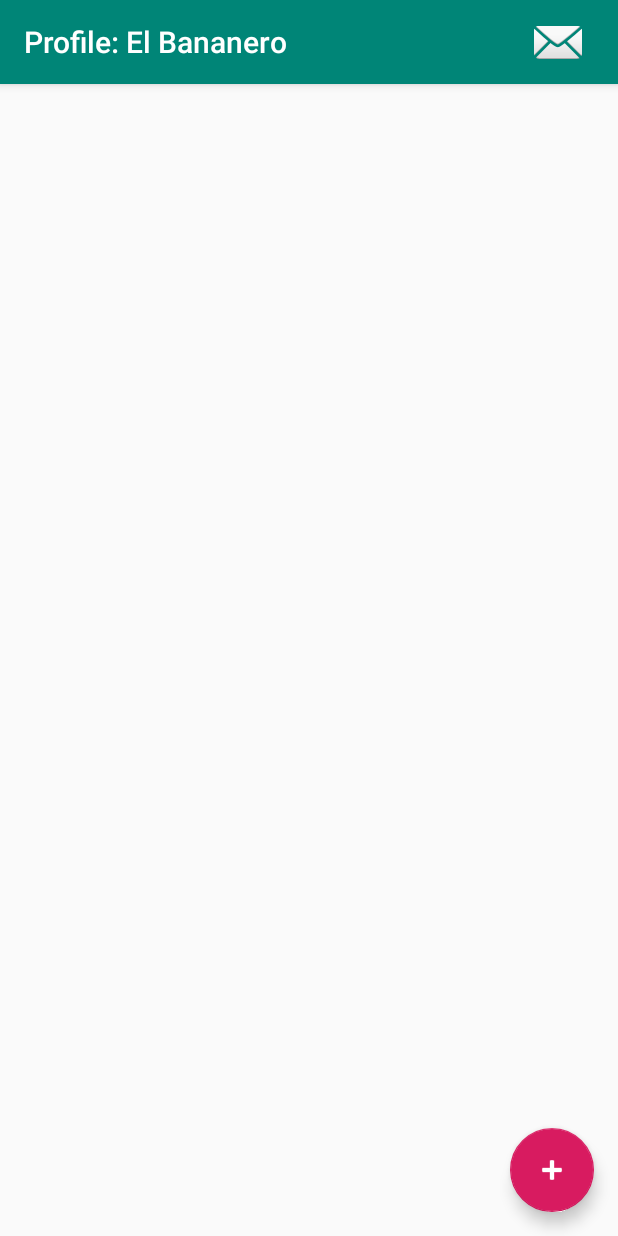
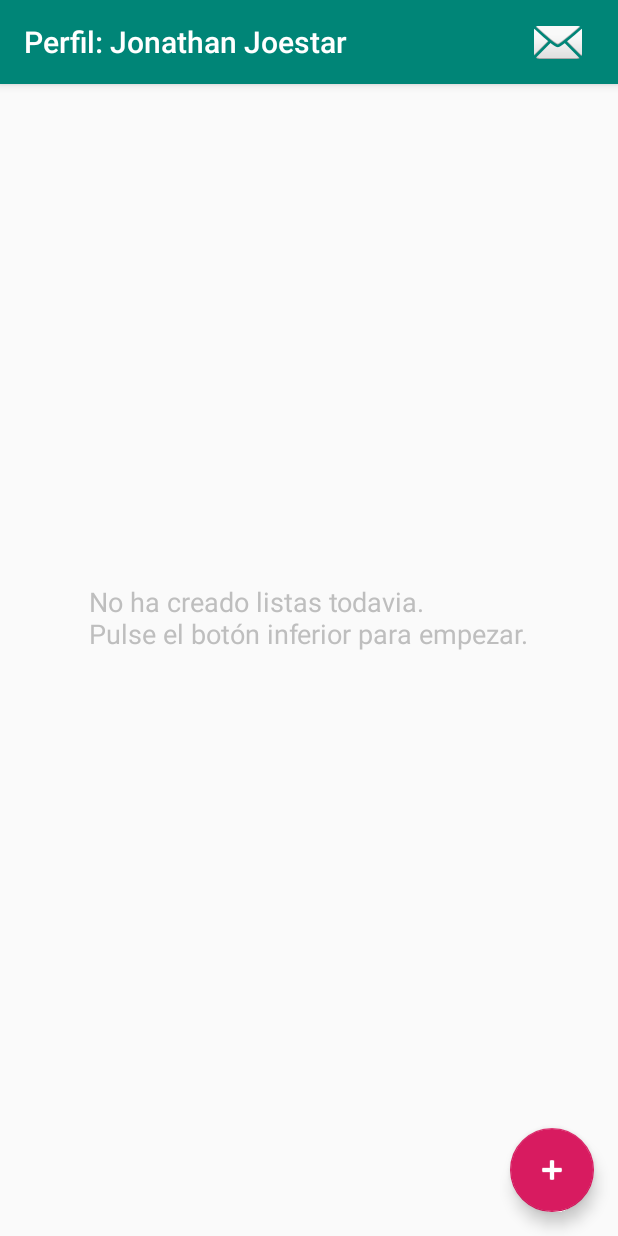
Before and after one commit to KaeTahr/Auto-Kart, an Android app: the screen it shows after launch (MainActivity), on a phone screen of 412 x 824 dp. Run offline under Robolectric (Android 15) with nearby library versions, the phone set to English and light mode, and no system bars.

Commit message:
Finished functionality for invitations, and list creation

```diff
--- a/app/src/main/java/com/example/auto_kartprototype/GroceryList.java
+++ b/app/src/main/java/com/example/auto_kartprototype/GroceryList.java
@@ -4,13 +4,14 @@ import java.util.ArrayList;
 public class GroceryList {
 
     public String listName;
-    public String authorName = "El Bananero";
+    public String authorName;
     public ArrayList<Grocery> items = new ArrayList<Grocery>();
 
 
     public GroceryList(String listName)
     {
         this.listName = listName;
+        this.authorName = MainActivity.User;
     }
 
     public GroceryList(String listName, String authorName)
--- a/app/src/main/java/com/example/auto_kartprototype/MainActivity.java
+++ b/app/src/main/java/com/example/auto_kartprototype/MainActivity.java
@@ -1,7 +1,9 @@
 package com.example.auto_kartprototype;
 
 import android.app.Activity;
+import android.app.AlertDialog;
 import android.content.Context;
+import android.content.DialogInterface;
 import android.content.Intent;
 import android.graphics.Canvas;
 import android.graphics.Color;
@@ -39,7 +41,7 @@ public class MainActivity extends AppCompatActivity {
     // list-ception
     // that was the most reddit thing i've said in a while please sign me up for a gas chamber
     public static ArrayList<GroceryList> List_GroceryLists = new ArrayList<GroceryList>();
-    private String User = "El Bananero";
+    public static String User = "Jonathan Joestar";
 
     static final int UPDATE_LIST_REQUEST = 1;
     static final int UPDATE_GROCERIES_REQUEST = 1;
@@ -47,6 +49,7 @@ public class MainActivity extends AppCompatActivity {
     RecyclerView list;
     RecyclerView.Adapter adapter;
     RecyclerView.LayoutManager lMan;
+    public static TextView emptyText;
 
 
 
@@ -55,7 +58,7 @@ public class MainActivity extends AppCompatActivity {
         super.onCreate(savedInstanceState);
         setContentView(R.layout.activity_main);
         Toolbar toolbar = findViewById(R.id.toolbar);
-        toolbar.setTitle("Profile: "+User);
+        toolbar.setTitle("Perfil: "+User);
         setSupportActionBar(toolbar);
 
         ImageView imgButton = (ImageView)findViewById(R.id.invitationButton);
@@ -76,7 +79,8 @@ public class MainActivity extends AppCompatActivity {
         //curUser.append(User);
 
         updateList();
-
+        ItemTouchHelper iTH = new ItemTouchHelper(new SwipeToDeleteThing((GroceryListAdapter) adapter));
+        iTH.attachToRecyclerView(list);
 
         FloatingActionButton btnNuevaLista = (FloatingActionButton) findViewById(R.id.fab);
         btnNuevaLista.setOnClickListener(new View.OnClickListener() {
@@ -108,6 +112,8 @@ public class MainActivity extends AppCompatActivity {
 
 
     }
+
+
     @Override
     protected void onActivityResult(int requestCode, int resultCode, Intent data)
     {
@@ -121,6 +127,17 @@ public class MainActivity extends AppCompatActivity {
                 //updateList();
                 Snackbar.make(findViewById(android.R.id.content),"Nueva Lista Agregada."
                         ,Snackbar.LENGTH_LONG).show();
+
+                if(List_GroceryLists.isEmpty())
+                {
+                    list.setVisibility(View.GONE);
+                    emptyText.setVisibility(View.VISIBLE);
+                }
+                else
+                {
+                    list.setVisibility(View.VISIBLE);
+                    emptyText.setVisibility(View.GONE);
+                }
             }
             /*else
             {
@@ -132,6 +149,18 @@ public class MainActivity extends AppCompatActivity {
     public void updateList()
     {
         list = (RecyclerView) findViewById(R.id.grocery_list_list);
+        emptyText = (TextView) findViewById(R.id.empty_main);
+
+        if(List_GroceryLists.isEmpty())
+        {
+            list.setVisibility(View.GONE);
+            emptyText.setVisibility(View.VISIBLE);
+        }
+        else
+        {
+            list.setVisibility(View.VISIBLE);
+            emptyText.setVisibility(View.GONE);
+        }
 
         lMan = new LinearLayoutManager(this);
         list.setLayoutManager(lMan);
@@ -153,8 +182,7 @@ public class MainActivity extends AppCompatActivity {
 
         list.setAdapter(adapter);
 
-        ItemTouchHelper iTH = new ItemTouchHelper(new SwipeToDeleteThing((GroceryListAdapter) adapter));
-        iTH.attachToRecyclerView(list);
+
     }
 
 
@@ -262,6 +290,15 @@ class GroceryListAdapter extends RecyclerView.Adapter<GroceryListAdapter.Grocery
         list_of_shit.remove(pos);
         notifyItemRemoved(pos);
         showUndoSnackbar();
+        if(this.list_of_shit.isEmpty())
+        {
+            MainActivity.emptyText.setVisibility(View.VISIBLE);
+            //MaemptyText.setVisibility(View.VISIBLE);
+        }
+        else
+        {
+            MainActivity.emptyText.setVisibility(View.GONE);
+        }
     }
     private void showUndoSnackbar()
     {
@@ -278,6 +315,7 @@ class GroceryListAdapter extends RecyclerView.Adapter<GroceryListAdapter.Grocery
     {
         list_of_shit.add(deletedItemPos,deletedItem);
         notifyItemInserted(deletedItemPos);
+        MainActivity.emptyText.setVisibility(View.GONE);
     }
 
 
--- a/app/src/main/res/layout/activity_crear_lista.xml
+++ b/app/src/main/res/layout/activity_crear_lista.xml
@@ -48,6 +48,7 @@
         android:layout_marginRight="8dp"
         android:layout_marginBottom="100dp"
         android:text="Añadir Personas"
+        android:onClick="addPerson"
         app:layout_constraintBottom_toBottomOf="parent"
         app:layout_constraintEnd_toEndOf="parent"
         app:layout_constraintHorizontal_bias="0.497"
--- a/app/src/main/res/layout/activity_main.xml
+++ b/app/src/main/res/layout/activity_main.xml
@@ -56,5 +56,15 @@
         android:layout_marginTop="?attr/actionBarSize"
         app:layout_anchorGravity="bottom" />
 
+    <TextView
+        android:id="@+id/empty_main"
+        android:layout_width="wrap_content"
+        android:layout_height="wrap_content"
+        android:layout_gravity="center"
+        android:visibility="gone"
+        android:text="No ha creado listas todavia.\nPulse el botón inferior para empezar."
+        android:textColor="@android:color/secondary_text_dark"
+        android:textSize="18sp" />
+
 
 </android.support.design.widget.CoordinatorLayout>
```
Also changed, not shown: app/src/main/java/com/example/auto_kartprototype/consultarListas.java (+5 -2 lines), app/src/main/java/com/example/auto_kartprototype/crearLista.java (+7 -0 lines).
